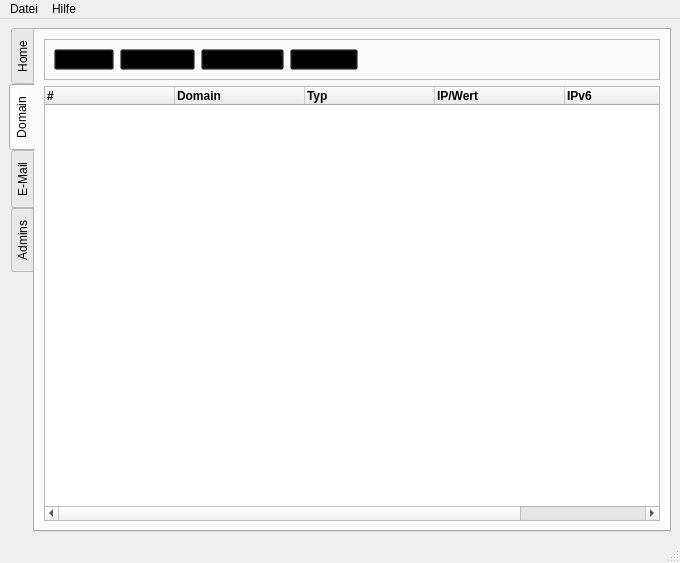
FLS-Wiesbaden/flscp, file flscp/ui/cp.ui: the form before one commit.
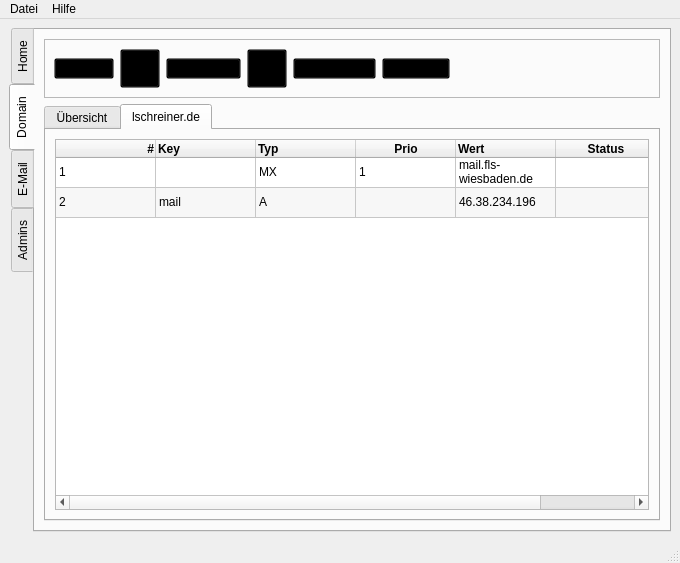
The form after the commit. The open tabs and pages were chosen to show the change. Icons and pictures are not drawn.

Commit message: added tab behavious

What changed in the file:
```diff
--- a/flscp/ui/cp.ui
+++ b/flscp/ui/cp.ui
@@ -166,6 +166,29 @@
              </property>
             </widget>
            </item>
+           <item>
+            <widget class="QToolButton" name="butDomainEdit">
+             <property name="styleSheet">
+              <string notr="true">background:transparent</string>
+             </property>
+             <property name="text">
+              <string notr="true"/>
+             </property>
+             <property name="icon">
+              <iconset resource="../res/logos.qrc">
+               <normaloff>:/actions/edit.png</normaloff>:/actions/edit.png</iconset>
+             </property>
+             <property name="iconSize">
+              <size>
+               <width>32</width>
+               <height>32</height>
+              </size>
+             </property>
+             <property name="shortcut">
+              <string>Ctrl+E</string>
+             </property>
+            </widget>
+           </item>
            <item>
             <widget class="QToolButton" name="butDomainAdd">
              <property name="toolTip">
@@ -195,6 +218,29 @@
              </property>
             </widget>
            </item>
+           <item>
+            <widget class="QToolButton" name="butDomainDNS">
+             <property name="styleSheet">
+              <string notr="true">background:transparent</string>
+             </property>
+             <property name="text">
+              <string notr="true"/>
+             </property>
+             <property name="icon">
+              <iconset resource="../res/logos.qrc">
+               <normaloff>:/actions/edit_dns.png</normaloff>:/actions/edit_dns.png</iconset>
+             </property>
+             <property name="iconSize">
+              <size>
+               <width>32</width>
+               <height>32</height>
+              </size>
+             </property>
+             <property name="shortcut">
+              <string>Ctrl+D</string>
+             </property>
+            </widget>
+           </item>
            <item>
             <widget class="QToolButton" name="butDomainReload">
              <property name="toolTip">
@@ -270,6 +316,19 @@
          </widget>
         </item>
         <item>
+         <widget class="QTabWidget" name="tabDNS">
+          <property name="currentIndex">
+           <number>1</number>
+          </property>
+          <property name="tabsClosable">
+           <bool>false</bool>
+          </property>
+          <widget class="QWidget" name="domainOverview">
+           <attribute name="title">
+            <string>Übersicht</string>
+           </attribute>
+           <layout class="QVBoxLayout" name="verticalLayout_4">
+            <item>
          <widget class="QTreeWidget" name="domainTree">
           <property name="palette">
            <palette>
@@ -425,6 +484,190 @@
             </font>
            </property>
           </column>
+             </widget>
+            </item>
+           </layout>
+          </widget>
+          <widget class="QWidget" name="tabDNS_1">
+           <attribute name="title">
+            <string>lschreiner.de</string>
+           </attribute>
+           <layout class="QVBoxLayout" name="verticalLayout_5">
+            <item>
+             <widget class="QTableWidget" name="tableDNS_1">
+              <property name="editTriggers">
+               <set>QAbstractItemView::DoubleClicked|QAbstractItemView::EditKeyPressed</set>
+              </property>
+              <property name="alternatingRowColors">
+               <bool>true</bool>
+              </property>
+              <property name="selectionBehavior">
+               <enum>QAbstractItemView::SelectRows</enum>
+              </property>
+              <attribute name="verticalHeaderVisible">
+               <bool>false</bool>
+              </attribute>
+              <row>
+               <property name="text">
+                <string>1</string>
+               </property>
+              </row>
+              <row>
+               <property name="text">
+                <string>2</string>
+               </property>
+              </row>
+              <column>
+               <property name="text">
+                <string>#</string>
+               </property>
+               <property name="font">
+                <font>
+                 <weight>75</weight>
+                 <bold>true</bold>
+                </font>
+               </property>
+               <property name="textAlignment">
+                <set>AlignRight|AlignVCenter</set>
+               </property>
+              </column>
+              <column>
+               <property name="text">
+                <string>Key</string>
+               </property>
+               <property name="font">
+                <font>
+                 <weight>75</weight>
+                 <bold>true</bold>
+                </font>
+               </property>
+               <property name="textAlignment">
+                <set>AlignLeft|AlignVCenter</set>
+               </property>
+              </column>
+              <column>
+               <property name="text">
+                <string>Typ</string>
+               </property>
+               <property name="font">
+                <font>
+                 <weight>75</weight>
+                 <bold>true</bold>
+                </font>
+               </property>
+               <property name="textAlignment">
+                <set>AlignLeft|AlignVCenter</set>
+               </property>
+              </column>
+              <column>
+               <property name="text">
+                <string>Prio</string>
+               </property>
+               <property name="font">
+                <font>
+                 <weight>75</weight>
+                 <bold>true</bold>
+                </font>
+               </property>
+               <property name="textAlignment">
+                <set>AlignHCenter|AlignVCenter|AlignCenter</set>
+               </property>
+              </column>
+              <column>
+               <property name="text">
+                <string>Wert</string>
+               </property>
+               <property name="font">
+                <font>
+                 <weight>75</weight>
+                 <bold>true</bold>
+                </font>
+               </property>
+               <property name="textAlignment">
+                <set>AlignLeft|AlignVCenter</set>
+               </property>
+              </column>
+              <column>
+               <property name="text">
+                <string>Status</string>
+               </property>
+               <property name="font">
+                <font>
+                 <weight>75</weight>
+                 <bold>true</bold>
+                </font>
+               </property>
+              </column>
+              <item row="0" column="0">
+               <property name="text">
+                <string>1</string>
+               </property>
+              </item>
+              <item row="0" column="1">
+               <property name="text">
+                <string/>
+               </property>
+              </item>
+              <item row="0" column="2">
+               <property name="text">
+                <string>MX</string>
+               </property>
+              </item>
+              <item row="0" column="3">
+               <property name="text">
+                <string>1</string>
+               </property>
+              </item>
+              <item row="0" column="4">
+               <property name="text">
+                <string>mail.fls-wiesbaden.de</string>
+               </property>
+              </item>
+              <item row="0" column="5">
+               <property name="text">
+                <string/>
+               </property>
+               <property name="flags">
+                <set>ItemIsSelectable|ItemIsDragEnabled|ItemIsUserCheckable</set>
+               </property>
+              </item>
+              <item row="1" column="0">
+               <property name="text">
+                <string>2</string>
+               </property>
+              </item>
+              <item row="1" column="1">
+               <property name="text">
+                <string>mail</string>
+               </property>
+              </item>
+              <item row="1" column="2">
+               <property name="text">
+                <string>A</string>
+               </property>
+              </item>
+              <item row="1" column="3">
+               <property name="text">
+                <string/>
+               </property>
+              </item>
+              <item row="1" column="4">
+               <property name="text">
+                <string>46.38.234.196</string>
+               </property>
+              </item>
+              <item row="1" column="5">
+               <property name="text">
+                <string/>
+               </property>
+               <property name="flags">
+                <set>ItemIsSelectable|ItemIsDragEnabled|ItemIsUserCheckable</set>
+               </property>
+              </item>
+             </widget>
+            </item>
+           </layout>
+          </widget>
          </widget>
         </item>
        </layout>
```
Left out of the diff: 2 changed lines with no effect on the pictures. Lines whose indentation alone changed are shown as unchanged. The commit also changes 4 other files.
